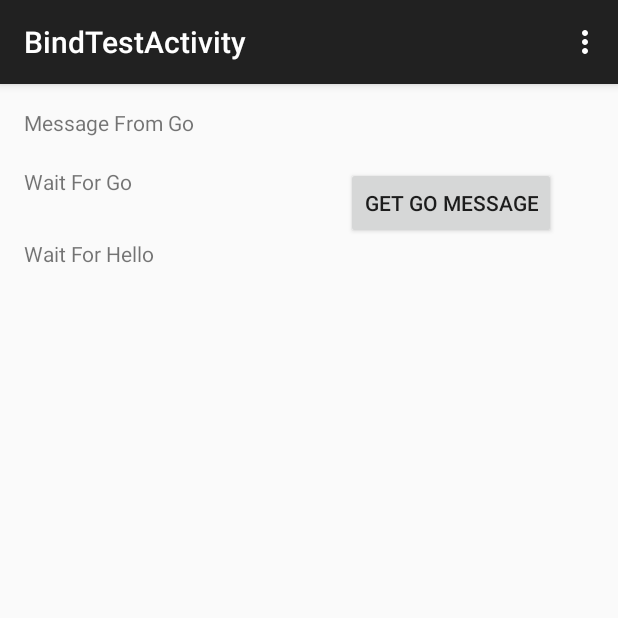
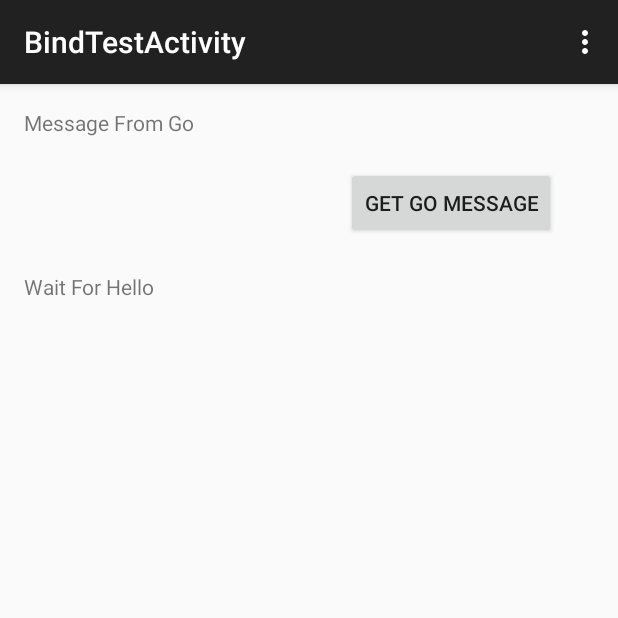
Before and after one commit to okamipride/gobindtemplate, an Android app: the screen it shows after launch (BindTestActivity), on a phone screen of 412 x 824 dp, the top half of it. Run offline under Robolectric (Android 15) with nearby library versions, the phone set to English and light mode, and no system bars; libraries missing offline, so code that uses them is left out: go.addarr.

Commit message:
minor modify ui

```diff
--- a/app/src/main/res/layout/activity_bind_test.xml
+++ b/app/src/main/res/layout/activity_bind_test.xml
@@ -12,10 +12,11 @@
         android:text="Message From Go"
         android:id="@+id/txtv_label"
         android:layout_alignParentTop="true"
-        android:layout_alignParentLeft="true"
-        android:layout_alignParentStart="true" />
+        android:layout_alignLeft="@+id/txtv_fromhello"
+        android:layout_alignStart="@+id/txtv_fromhello" />
 
-    <TextView android:text="Wait For Go" android:layout_width="wrap_content"
+    <TextView
+        android:layout_width="wrap_content"
         android:layout_height="wrap_content"
         android:id="@+id/txtv_msg"
         android:layout_marginTop="20dp"
@@ -39,9 +40,10 @@
         android:layout_width="wrap_content"
         android:layout_height="wrap_content"
         android:id="@+id/txtv_fromhello"
+        android:text="Wait For Hello"
         android:layout_below="@+id/button"
-        android:layout_alignParentLeft="true"
-        android:layout_alignParentStart="true"
-        android:text="Wait For Hello" />
+        android:layout_toRightOf="@+id/txtv_msg"
+        android:layout_toEndOf="@+id/txtv_msg"
+        android:layout_marginTop="22dp" />
 
 </RelativeLayout>
```
